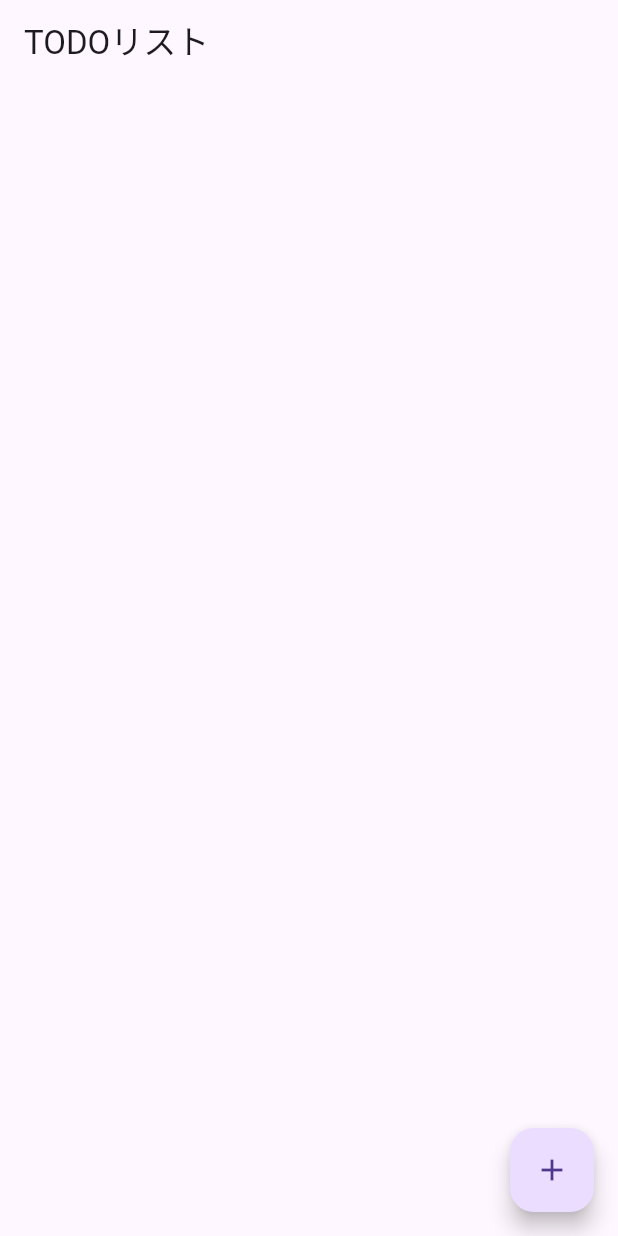
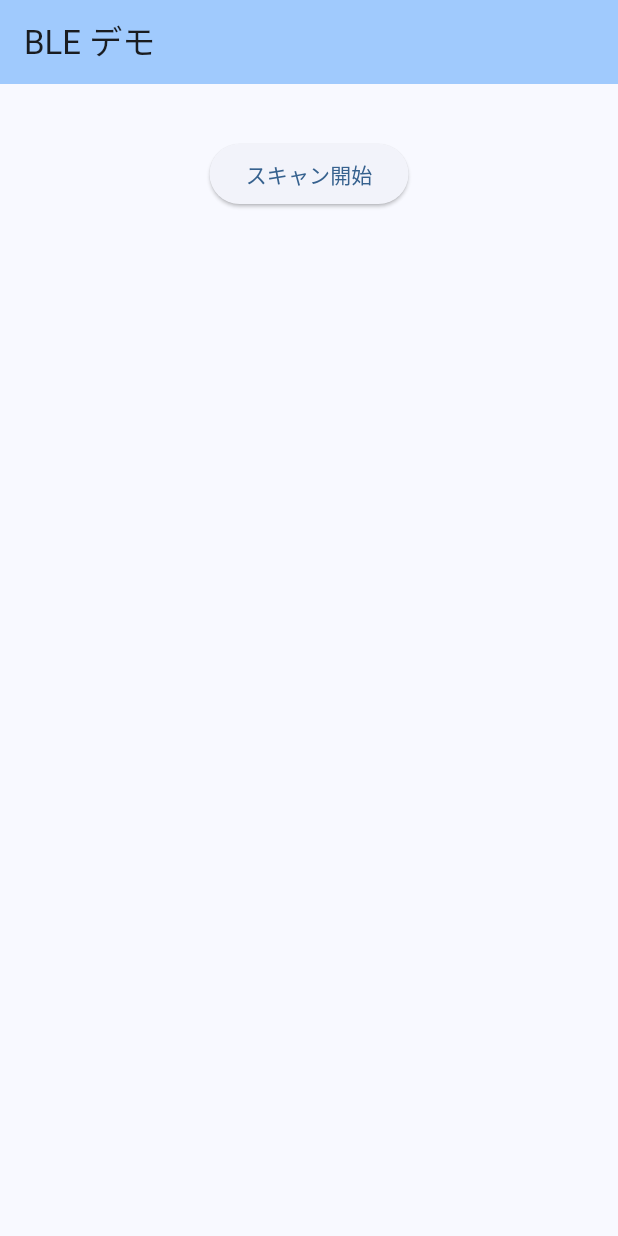
Before and after one commit to rick08698/BLE-Pass-by-Communication-Mobile-Application, a Flutter app: the screen it shows after launch, on a phone screen of 412 x 824 dp. Run offline on Flutter 3.47's test engine with Material 3 defaults, Android fonts, the phone set to English and light mode, and no system bars; our stand-ins replace flutter_blue_plus, logger.

Commit message:
BLE demo

```diff
--- a/lib/main.dart
+++ b/lib/main.dart
@@ -1,83 +1,198 @@
 import 'package:flutter/material.dart';
+import 'package:flutter_blue_plus/flutter_blue_plus.dart';
+import 'package:logger/logger.dart';
 
-void main() => runApp(MyApp());
+final logger = Logger();
+
+void main() {
+  runApp(const MyApp());
+}
 
 class MyApp extends StatelessWidget {
+  const MyApp({super.key});
+
   @override
   Widget build(BuildContext context) {
     return MaterialApp(
-      home: TodoList(),
+      title: 'BLE Demo',
+      theme: ThemeData(
+        colorScheme: ColorScheme.fromSeed(seedColor: Colors.blue),
+        useMaterial3: true,
+      ),
+      home: const MyHomePage(title: 'BLE デモ'),
     );
   }
 }
 
-class TodoList extends StatefulWidget {
+class MyHomePage extends StatefulWidget {
+  const MyHomePage({super.key, required this.title});
+  final String title;
+
   @override
-  _TodoListState createState() => _TodoListState();
+  State<MyHomePage> createState() => _MyHomePageState();
 }
 
-class _TodoListState extends State<TodoList> {
-  final List<String> _todoItems = [];
+class _MyHomePageState extends State<MyHomePage> {
+  List<ScanResult> scanResults = [];     // Advertiseを受信したデバイス（Peripheral機器）一覧
+  BluetoothDevice? selectedDevice;       // 接続済みデバイス
+  bool isScanning = false;               // スキャン状態のフラグ
+  List<BluetoothService> services = [];  // 検出されたService一覧
 
-  void _addTodoItem(String task) {
+  @override
+  void initState() {
+    super.initState();
+    // Bluetoothの状態を監視
+    FlutterBluePlus.adapterState.listen((BluetoothAdapterState state) {
+      if (state == BluetoothAdapterState.on) {
+        logger.i('Bluetoothがオンになりました');
+      } else {
+        logger.w('Bluetoothがオフです: $state');
+      }
+    });
+  }
+
+  // デバイスのスキャンを開始
+  void startScan() async {
     setState(() {
-      _todoItems.add(task);
+      scanResults = [];
+      isScanning = true;
     });
+
+    try {
+      // Peripheral機器からのAdvertise信号をスキャン
+      await FlutterBluePlus.startScan(
+        timeout: const Duration(seconds: 15),
+        androidUsesFineLocation: false,
+      );
+
+      // Advertise信号の受信をリアルタイムで監視
+      FlutterBluePlus.scanResults.listen((results) {
+        setState(() {
+          scanResults = results;
+        });
+      });
+
+      // スキャン完了を監視
+      FlutterBluePlus.isScanning.listen((scanning) {
+        setState(() {
+          isScanning = scanning;
+        });
+      });
+    } catch (e) {
+      logger.e('スキャンエラー: $e');
+    }
+  }
+
+  // デバイスに接続
+  void connectToDevice(BluetoothDevice device) async {
+    try {
+      // GATT接続の確立
+      await device.connect();
+      setState(() {
+        selectedDevice = device;
+      });
+
+      // GATT接続状態の監視
+      device.connectionState.listen((BluetoothConnectionState state) {
+        logger.i('接続状態: $state');
+        if (state == BluetoothConnectionState.disconnected) {
+          setState(() {
+            selectedDevice = null;
+            services = []; // 切断時にServiceをクリア
+          });
+        }
+      });
+
+      // Serviceの探索
+      services = await device.discoverServices();
+      setState(() {});
+    } catch (e) {
+      logger.e('接続エラー: $e');
+    }
+  }
+
+  // デバイスから切断
+  void disconnectDevice() async {
+    if (selectedDevice != null) {
+      try {
+        await selectedDevice!.disconnect();
+        setState(() {
+          selectedDevice = null;
+        });
+      } catch (e) {
+        logger.e('切断エラー: $e');
+      }
+    }
   }
 
   @override
   Widget build(BuildContext context) {
     return Scaffold(
       appBar: AppBar(
-        title: Text('TODOリスト'),
+        backgroundColor: Theme.of(context).colorScheme.inversePrimary,
+        title: Text(widget.title),
       ),
-      body: ListView.builder(
-        itemBuilder: (context, index) {
-          return ListTile(
-            title: Text(_todoItems[index]),
-          );
-        },
-        itemCount: _todoItems.length,
-      ),
-      floatingActionButton: FloatingActionButton(
-        onPressed: () => _displayAddTodoDialog(context),
-        tooltip: '追加',
-        child: Icon(Icons.add),
+      body: Padding(
+        padding: const EdgeInsets.all(16.0),
+        child: Column(
+          children: <Widget>[
+            const SizedBox(height: 20),
+            if (selectedDevice == null) ...[
+              ElevatedButton(
+                onPressed: isScanning ? null : startScan,
+                child: Text(isScanning ? 'スキャン中...' : 'スキャン開始'),
+              ),
+              const SizedBox(height: 20),
+              Expanded(
+                child: ListView.builder(
+                  itemCount: scanResults.length,
+                  itemBuilder: (context, index) {
+                    final result = scanResults[index];
+                    return ListTile(
+                      title: Text(result.device.platformName.isEmpty
+                          ? 'Unknown Device'
+                          : result.device.platformName),
+                      subtitle: Text('RSSI: ${result.rssi}'),
+                      onTap: () => connectToDevice(result.device),
+                    );
+                  },
+                ),
+              ),
+            ] else ...[
+              Row(
+                mainAxisAlignment: MainAxisAlignment.spaceBetween,
+                children: [
+                  Text('接続済みデバイス: ${selectedDevice!.platformName}'),
+                  ElevatedButton(
+                    onPressed: disconnectDevice,
+                    child: const Text('切断'),
+                  ),
+                ],
+              ),
+              const SizedBox(height: 20),
+              Expanded(
+                child: ListView.builder(
+                  itemCount: services.length,
+                  itemBuilder: (context, serviceIndex) {
+                    final service = services[serviceIndex];
+                    return ExpansionTile(
+                      title: Text('Service: ${service.uuid}'),
+                      children: service.characteristics.map((characteristic) {
+                        return ListTile(
+                          title: Text('Characteristic: ${characteristic.uuid}'),
+                          subtitle: Text(
+                              'Properties: ${characteristic.properties.toString()}'),
+                          dense: true,
+                        );
+                      }).toList(),
+                    );
+                  },
+                ),
+              ),
+            ],
+          ],
+        ),
       ),
     );
   }
-
-  void _displayAddTodoDialog(BuildContext context) async {
-    String newTask = '';
-    await showDialog<String>(
-      context: context,
-      builder: (BuildContext context) {
-        return AlertDialog(
-          title: Text('新規'),
-          content: TextField(
-            onChanged: (String value) {
-              newTask = value;
-            },
-          ),
-          actions: <Widget>[
-            TextButton(
-              onPressed: () {
-                Navigator.pop(context);
-              },
-              child: Text('取り消し'),
-            ),
-            TextButton(
-              onPressed: () {
-                if (newTask.isNotEmpty) {
-                  _addTodoItem(newTask);
-                }
-                Navigator.pop(context);
-              },
-              child: Text('追加'),
-            ),
-          ],
-        );
-      },
-    );
-  }
 }
--- a/pubspec.yaml
+++ b/pubspec.yaml
@@ -30,6 +30,9 @@ environment:
 dependencies:
   flutter:
     sdk: flutter
+  flutter_blue_plus: ^1.35.5  # バージョンは https://pub.dev/packages/flutter_blue_plus で確認
+  permission_handler: ^11.0.1  # パーミッション処理用
+  logger: ^2.6.0
 
   # The following adds the Cupertino Icons font to your application.
   # Use with the CupertinoIcons class for iOS style icons.
```
Also changed, not shown: pubspec.lock, 13 other files.
